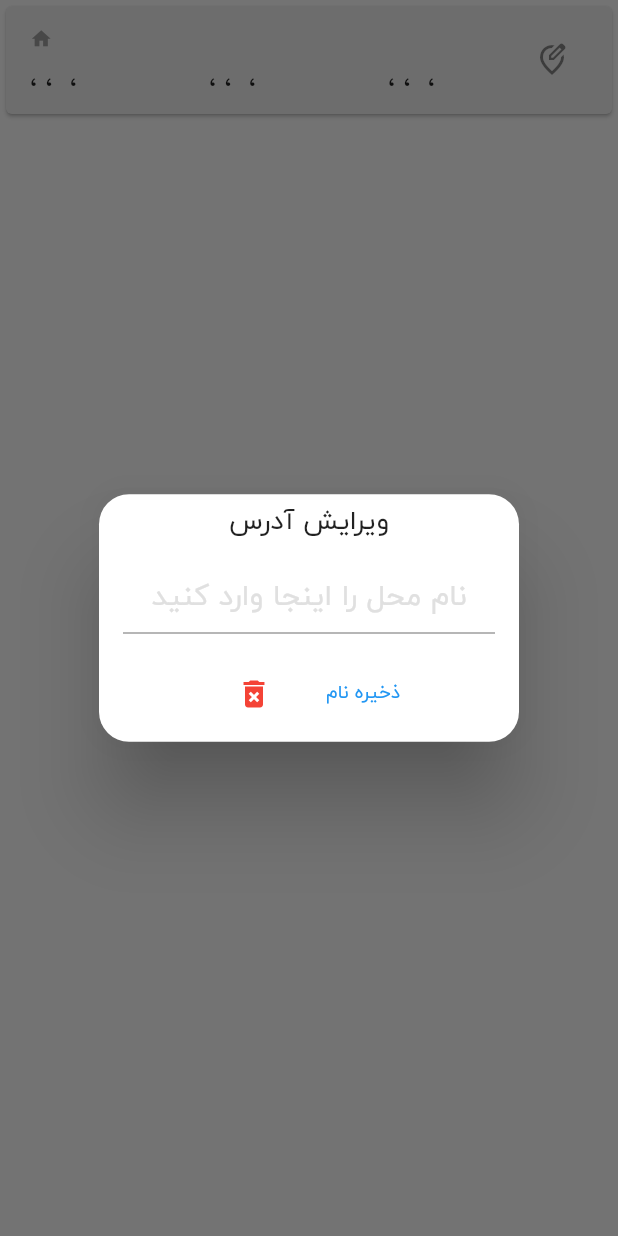
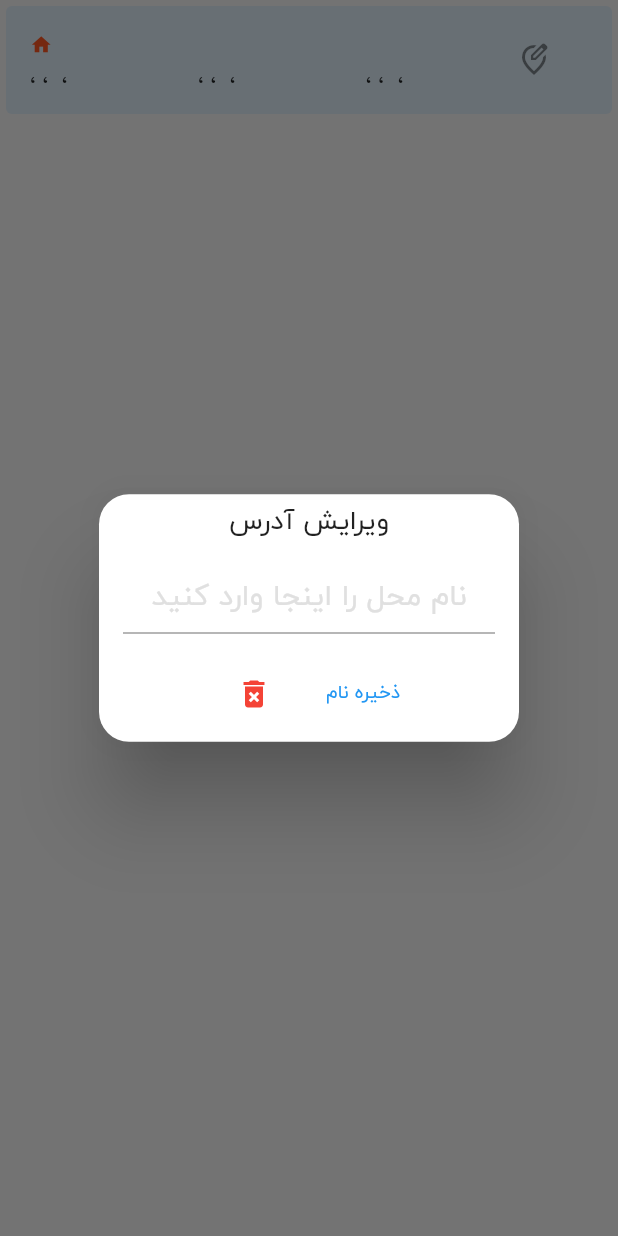
Before and after one commit to salehzarei/TurnOffFront, a Flutter app: the AddressCard widget shown alone on an empty page, opened directly with empty values, after a tap on the "edit location" icon, on a phone screen of 412 x 824 dp. Run offline on Flutter 3.47's test engine with Material 2 defaults, Android fonts, the phone set to English and light mode, and no system bars; drawn by our look-alikes of marquee; our stand-ins replace cached_network_image, firebase_core, firebase_messaging, geolocator, get, shared_preferences; missing offline and left inert: flutter_carousel_slider, persian_number_utility, universe; accounts and stored records are empty; network calls fail.

Commit message:
تغییرات جدید 28 خرداد

```diff
--- a/lib/GetX/GetController.dart
+++ b/lib/GetX/GetController.dart
@@ -1,3 +1,5 @@
+import 'dart:convert';
+
 import 'package:firebase_messaging/firebase_messaging.dart';
 import 'package:flutter/cupertino.dart';
 import 'package:flutter/material.dart';
@@ -5,11 +7,12 @@ import 'package:flutter_carousel_slider/carousel_slider.dart';
 import 'package:get/get.dart';
 import 'package:persian_number_utility/persian_number_utility.dart';
 import 'package:shared_preferences/shared_preferences.dart';
+import 'package:turnoff/Model/AdsModel.dart';
 import 'package:turnoff/Model/NeshanModel.dart';
 import 'package:geolocator/geolocator.dart';
 import 'package:turnoff/Model/UserProfileModel.dart';
 import 'package:turnoff/VerificationCodePage.dart';
-import 'package:turnoff/homePage.dart';
+import 'package:turnoff/HomePage.dart';
 import 'package:universe/universe.dart';
 // import '../main.dart';
 import 'ServerHandler.dart';
@@ -21,18 +24,14 @@ class TurnOffController extends GetxController {
   final isReciveNotification = true.obs;
   final isSystemActive = true.obs;
   final reminderTime = 15.obs;
-  final isloadingData = true.obs;
+  final isloadingData = false.obs;
   final isGPSEnable = true.obs;
   final isGPSDenied = false.obs;
   final userToken = ''.obs;
   final userVerificationCode = ''.obs;
   final phoneRegContoller = TextEditingController().obs;
   final sliderController = CarouselSliderController().obs;
-  final sliderURls = [
-    'https://img9.irna.ir/d/r2/2020/11/01/4/157696706.jpg',
-    'https://nirogahian.ir/wp-content/uploads/2020/05/230..jpg',
-    'https://mardommashad.ir/wp-content/uploads/2019/06/745292.jpg'
-  ].obs;
+  final adsSlider = <AdsModel>[].obs;
   final neshani = NeshanModel(
           status: "",
           neighbourhood: "",
@@ -83,14 +82,17 @@ class TurnOffController extends GetxController {
   Future getTokenFromPhone() async {
     final SharedPreferences prefs = await _prefs;
     final String token = (prefs.getString('token') ?? '');
+    if (token != '') {
       userToken(token);
       await loadUserData(token: token);
+    }
   }
 
 // بررسی شماره موبایل در سرور
   Future checkMobile() async {
     Response mobileStatus =
         await TurnOffConnect().checkUserNumber(phoneRegContoller.value.text);
+    if (mobileStatus.status.code == 200) {
       Map<String, dynamic> result = mobileStatus.body;
       if (result['success'] == -1) {
         Get.off(VerificationCodePage());
@@ -101,6 +103,8 @@ class TurnOffController extends GetxController {
         setTokeninPhone(result['data']['userToken'])
             .whenComplete(() => Get.off(HomePage()));
       }
+    } else
+      print("خطا در اتصال به وب سرویس چک کردن موبایل");
   }
 
 // بررسی کد احراز هویت کاربر
@@ -109,7 +113,7 @@ class TurnOffController extends GetxController {
         .checkOTP(phoneRegContoller.value.text, userVerificationCode.value);
     Map<String, dynamic> result = check.body;
     print(result);
-    if (result['success'] == -1)
+    if (result['success'] == 0)
       Get.snackbar("اعلان", "",
           backgroundColor: Colors.red.withOpacity(0.7),
           titleText: Icon(
@@ -117,11 +121,11 @@ class TurnOffController extends GetxController {
             color: Colors.white,
           ),
           messageText: Text(
-            "کد احراز هویت صحیح نیست دوباره تلاش کنید",
+            result['message'],
             textAlign: TextAlign.center,
             textDirection: TextDirection.rtl,
             style: TextStyle(
-                fontWeight: FontWeight.bold, color: Colors.white, fontSize: 20),
+                fontWeight: FontWeight.bold, color: Colors.white, fontSize: 17),
           ),
           colorText: Colors.white,
           snackPosition: SnackPosition.BOTTOM);
@@ -131,12 +135,29 @@ class TurnOffController extends GetxController {
 
 // خواندن اطلاعات از سرور بر اساس توکن
   Future loadUserData({required String token}) async {
+    print("Run Load Data with Token $token");
     isloadingData(true);
     final Response response = await TurnOffConnect().getUserProfileData(token);
     print("Is Loading Data: " + response.body.toString());
     if (response.body['success'] == 1)
       userData(UserProfile.fromJson(response.body['data']));
     isloadingData(false);
+  }
+
+// دریافت اطلاعات اسلایدرها از سرور
+  Future getAdsData() async {
+    final Response response = await TurnOffConnect().getAds();
+    if (response.body['success'] == 1)
+      adsSlider(List<AdsModel>.from(
+          response.body['data'].map((x) => AdsModel.fromJson(x))));
+
+    if (response.body['success'] == 0)
+      adsSlider.add(AdsModel(
+          adsid: 1,
+          imageurl:
+              'https://barghnews.com/files/fa/news/1399/5/6/93160_449.jpg',
+          linkurl:
+              'https://barghnews.com/files/fa/news/1399/5/6/93160_449.jpg'));
   }
 
 // به روزرسانی تنظیمات و اطلاعات کاربر در سرور
@@ -255,6 +276,7 @@ class TurnOffController extends GetxController {
     super.onInit();
     //چک کردن توکن کاربر
     getTokenFromPhone();
+    getAdsData();
 
     FirebaseMessaging.onMessage.listen((RemoteMessage message) {
       RemoteNotification? notification = message.notification;
--- a/lib/GetX/ServerHandler.dart
+++ b/lib/GetX/ServerHandler.dart
@@ -1,11 +1,10 @@
 import 'dart:convert';
-
-import 'package:flutter/services.dart';
 import 'package:get/get.dart';
 
 class TurnOffConnect extends GetConnect {
-  final String serverURL = 'https://shifon.ir/';
+  // final String serverURL = 'https://shifon.ir';
   // final String serverURL = 'http://10.0.2.2:3000';
+  final String serverURL = 'http://192.168.1.100:3000';
 
   Future getUserProfileData(String token) async {
     final response =
@@ -44,4 +43,9 @@ class TurnOffConnect extends GetConnect {
         await post('$serverURL/users/update', jsonEncode(userData.value));
     return response;
   }
+
+  Future getAds() async {
+    final response = await get('$serverURL/ads');
+    return response;
+  }
 }
--- /dev/null
+++ b/lib/Model/AdsModel.dart
@@ -0,0 +1,31 @@
+import 'dart:convert';
+
+List<AdsModel> adsModelFromJson(String str) =>
+    List<AdsModel>.from(json.decode(str).map((x) => AdsModel.fromJson(x)));
+
+String adsModelToJson(List<AdsModel> data) =>
+    json.encode(List<dynamic>.from(data.map((x) => x.toJson())));
+
+class AdsModel {
+  AdsModel({
+    required this.adsid,
+    required this.imageurl,
+    required this.linkurl,
+  });
+
+  final int adsid;
+  final String imageurl;
+  final String linkurl;
+
+  factory AdsModel.fromJson(Map<String, dynamic> json) => AdsModel(
+        adsid: json["adsid"] == null ? null : json["adsid"],
+        imageurl: json["imageurl"] == null ? null : json["imageurl"],
+        linkurl: json["linkurl"] == null ? null : json["linkurl"],
+      );
+
+  Map<String, dynamic> toJson() => {
+        "adsid": adsid == null ? null : adsid,
+        "imageurl": imageurl == null ? null : imageurl,
+        "linkurl": linkurl == null ? null : linkurl,
+      };
+}
--- a/lib/widget/AddressCard.dart
+++ b/lib/widget/AddressCard.dart
@@ -15,31 +15,33 @@ class AddressCard extends StatelessWidget {
     final TextEditingController title = TextEditingController();
     return GetBuilder<TurnOffController>(
         builder: (_) => Card(
-              color: Colors.grey.shade200,
+              color: Colors.blue.shade50,
+              elevation: 0.0,
               child: ListTile(
                   title: Row(
                     children: [
                       Icon(
                         Icons.home,
-                        color: Colors.grey,
+                        color: Colors.deepOrange,
                         size: 15,
                       ),
                       Text(
                         userAddress.title,
-                        style: Get.textTheme.headline3,
+                        style: Get.textTheme.headline3!
+                            .copyWith(color: Colors.deepOrange),
                       ),
                       Spacer(),
                     ],
                   ),
                   subtitle: Padding(
-                    padding: const EdgeInsets.only(top: 8.0),
+                    padding: const EdgeInsets.only(top: 5.0),
                     child: Container(
                       width: Get.width,
-                      height: 20,
+                      height: 16,
                       child: Marquee(
                         text:
                             '${userAddress.province}، ${userAddress.city}، ${userAddress.local} ، ${userAddress.street}',
-                        style: Get.textTheme.headline6,
+                        style: Get.textTheme.headline6!.copyWith(fontSize: 16),
                         crossAxisAlignment: CrossAxisAlignment.start,
                         // blankSpace: 5.0,
                         // pauseAfterRound: Duration(seconds: 1),
@@ -50,6 +52,8 @@ class AddressCard extends StatelessWidget {
                     ),
                   ),
                   trailing: IconButton(
+                      alignment: Alignment.centerLeft,
+                      padding: EdgeInsets.zero,
                       onPressed: () => Get.defaultDialog(
                           title: 'ویرایش آدرس',
                           content: Padding(
```
Also changed, not shown: lib/GiftsPage.dart (added, +274 -0 lines), lib/VerificationCodePage.dart (+13 -1 lines), lib/homePage.dart (+13 -28 lines), lib/settingPage.dart (+44 -19 lines), lib/widget/LocationCards.dart (+40 -38 lines), assets/images/bronze-medal.png (added), assets/images/gold-medal.png (added), assets/images/presents.png (added), assets/images/silver-medal.png (added). Lines whose indentation alone changed are shown as unchanged.
